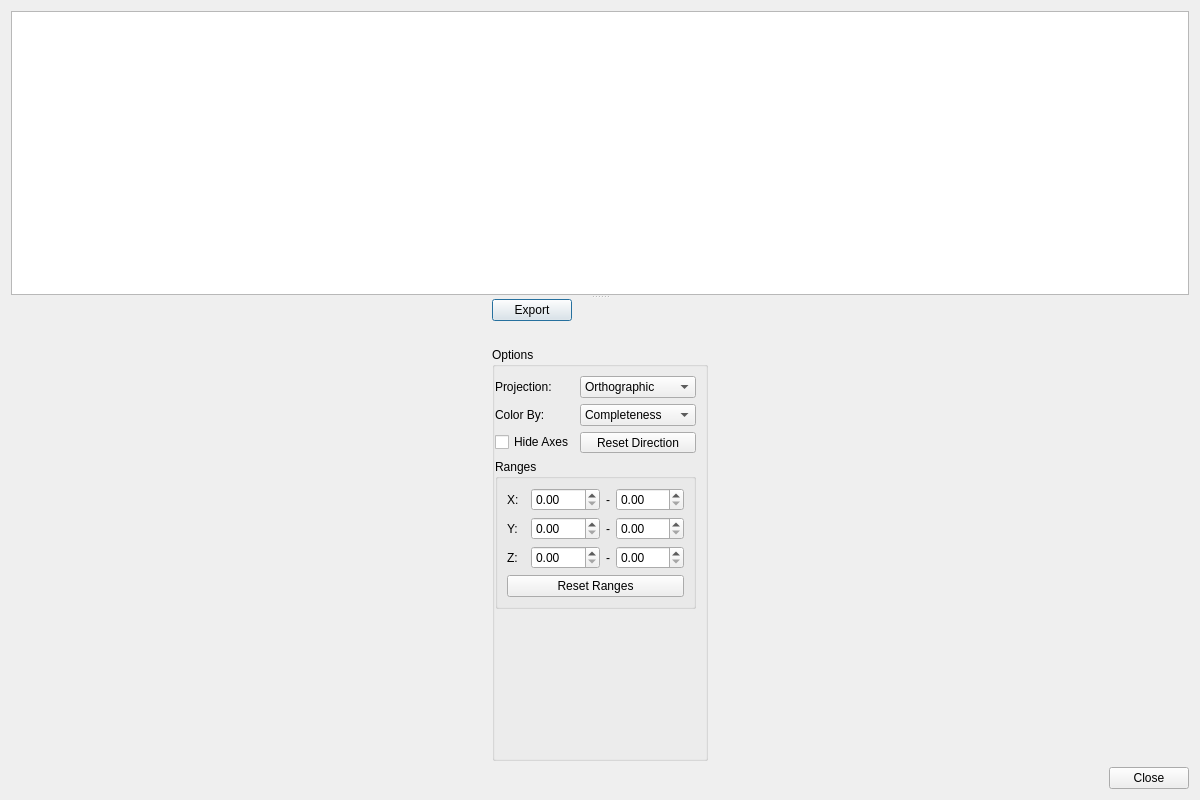
First picture: the form in hexrd/ui/resources/ui/fit_grains_results_dialog.ui, repository HEXRD/hexrdgui, before the edit.
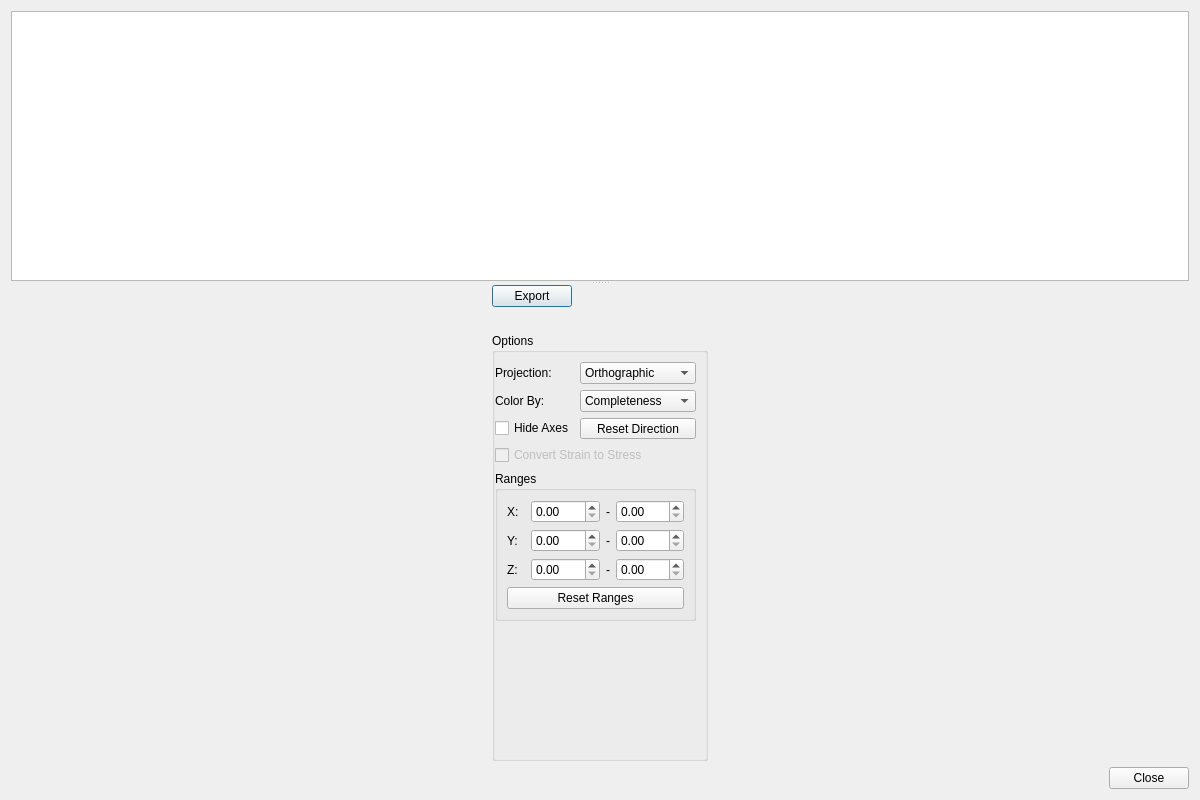
Second picture: the form after the edit. Custom widgets are drawn as their Qt base class.

Commit message:
First pass at strain/stress conversion
This adds a checkbox that will color by and plot by stress instead
of strain if the option is checked. The data in the table is not
modified.

We should verify all the math is correct.

Diff of the .ui file:
```diff
--- a/hexrd/ui/resources/ui/fit_grains_results_dialog.ui
+++ b/hexrd/ui/resources/ui/fit_grains_results_dialog.ui
@@ -228,7 +228,7 @@
                </property>
               </widget>
              </item>
-             <item row="4" column="0" colspan="2">
+             <item row="5" column="0" colspan="2">
               <widget class="QGroupBox" name="ranges_group">
                <property name="title">
                 <string>Ranges</string>
@@ -427,6 +427,19 @@
                </layout>
               </widget>
              </item>
+             <item row="4" column="0" colspan="2">
+              <widget class="QCheckBox" name="convert_strain_to_stress">
+               <property name="enabled">
+                <bool>false</bool>
+               </property>
+               <property name="toolTip">
+                <string>&lt;html&gt;&lt;head/&gt;&lt;body&gt;&lt;p&gt;Convert strain to stress. Requires a material where the elastic stiffness tensor is defined (see the properties tab in the materials panel).&lt;/p&gt;&lt;/body&gt;&lt;/html&gt;</string>
+               </property>
+               <property name="text">
+                <string>Convert Strain to Stress</string>
+               </property>
+              </widget>
+             </item>
             </layout>
            </widget>
           </item>
```
Left out of the diff: 8 changed lines with no effect on the pictures. The commit also changes 2 other files.
